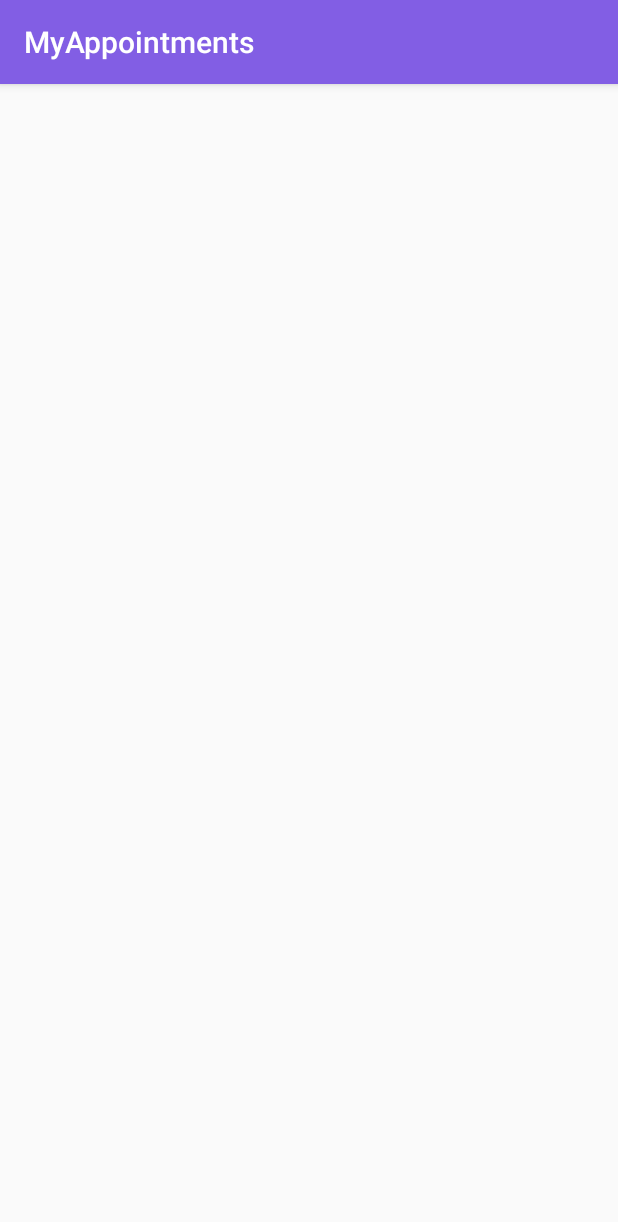
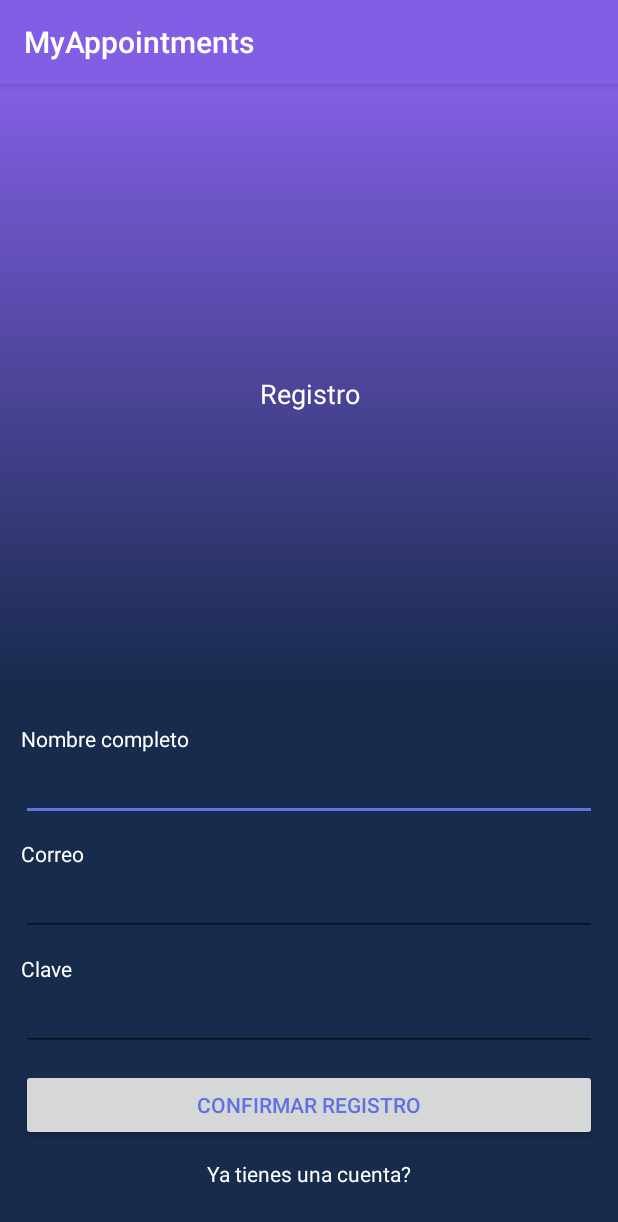
Before and after one commit to lrdgz/MyAppointments, an Android app: the RegisterActivity screen opened directly, with no data from a screen before it, on a phone screen of 412 x 824 dp. Shown: the top 1222 px of the screen. Run offline under Robolectric (Android 15) with nearby library versions, the phone set to English and light mode, and no system bars.

Commit message:
Register View Desing add

```diff
--- a/app/src/main/java/com/developer/myappointments/MainActivity.kt
+++ b/app/src/main/java/com/developer/myappointments/MainActivity.kt
@@ -1,12 +1,23 @@
 package com.developer.myappointments
 
+import android.content.Intent
 import androidx.appcompat.app.AppCompatActivity
 import android.os.Bundle
+import android.widget.Toast
+import kotlinx.android.synthetic.main.activity_main.*
 
 class MainActivity : AppCompatActivity() {
 
     override fun onCreate(savedInstanceState: Bundle?) {
         super.onCreate(savedInstanceState)
         setContentView(R.layout.activity_main)
+
+        tvGoToRegister.setOnClickListener{
+            Toast.makeText(this, getString(R.string.please_fill_your_register_data), Toast.LENGTH_SHORT).show()
+
+            val intent = Intent(this, RegisterActivity::class.java)
+            startActivity(intent)
+
+        }
     }
 }
--- a/app/src/main/res/layout/activity_main.xml
+++ b/app/src/main/res/layout/activity_main.xml
@@ -35,7 +35,8 @@
         <EditText
             android:layout_width="match_parent"
             android:layout_height="wrap_content"
-            android:inputType="textEmailAddress" />
+            android:inputType="textEmailAddress"
+            android:textColor="@color/white" />
 
         <TextView
             android:layout_width="wrap_content"
@@ -47,7 +48,8 @@
         <EditText
             android:layout_width="match_parent"
             android:layout_height="wrap_content"
-            android:inputType="textPassword" />
+            android:inputType="textPassword"
+            android:textColor="@color/white" />
 
         <Button
             style="@style/TextAppearance.AppCompat.Widget.Button.Borderless.Colored"
@@ -57,6 +59,7 @@
             android:text="@string/btn_login" />
 
         <TextView
+            android:id="@+id/tvGoToRegister"
             android:layout_width="match_parent"
             android:layout_height="wrap_content"
             android:layout_marginTop="12dp"
--- a/app/src/main/res/layout/activity_register.xml
+++ b/app/src/main/res/layout/activity_register.xml
@@ -1,9 +1,85 @@
 <?xml version="1.0" encoding="utf-8"?>
-<androidx.constraintlayout.widget.ConstraintLayout xmlns:android="http://schemas.android.com/apk/res/android"
-    xmlns:app="http://schemas.android.com/apk/res-auto"
+<LinearLayout xmlns:android="http://schemas.android.com/apk/res/android"
     xmlns:tools="http://schemas.android.com/tools"
     android:layout_width="match_parent"
     android:layout_height="match_parent"
+    android:orientation="vertical"
     tools:context=".RegisterActivity">
 
-</androidx.constraintlayout.widget.ConstraintLayout>
+    <TextView
+        android:layout_width="match_parent"
+        android:layout_height="0dp"
+        android:layout_weight="1"
+        android:background="@drawable/db_gradient"
+        android:gravity="center"
+        android:paddingTop="12dp"
+        android:text="@string/label_register"
+        android:textAppearance="@style/TextAppearance.AppCompat.Medium"
+        android:textColor="@color/white" />
+
+
+    <LinearLayout
+        android:layout_width="match_parent"
+        android:layout_height="wrap_content"
+        android:background="@color/colorPrimaryDark"
+        android:orientation="vertical"
+        android:padding="14dp">
+
+        <TextView
+            android:layout_width="wrap_content"
+            android:layout_height="wrap_content"
+            android:layout_marginTop="12dp"
+            android:text="@string/label_name"
+            android:textColor="@color/white" />
+
+        <EditText
+            android:layout_width="match_parent"
+            android:layout_height="wrap_content"
+            android:inputType="textPersonName"
+            android:textColor="@color/white" />
+
+        <TextView
+            android:layout_width="wrap_content"
+            android:layout_height="wrap_content"
+            android:layout_marginTop="12dp"
+            android:text="@string/label_email"
+            android:textColor="@color/white" />
+
+        <EditText
+            android:layout_width="match_parent"
+            android:layout_height="wrap_content"
+            android:inputType="textEmailAddress"
+            android:textColor="@color/white" />
+
+        <TextView
+            android:layout_width="wrap_content"
+            android:layout_height="wrap_content"
+            android:layout_marginTop="12dp"
+            android:text="@string/label_password"
+            android:textColor="@color/white" />
+
+        <EditText
+            android:layout_width="match_parent"
+            android:layout_height="wrap_content"
+            android:inputType="textPassword"
+            android:textColor="@color/white" />
+
+        <Button
+            style="@style/TextAppearance.AppCompat.Widget.Button.Borderless.Colored"
+            android:layout_width="match_parent"
+            android:layout_height="wrap_content"
+            android:layout_marginTop="12dp"
+            android:text="@string/btn_register" />
+
+        <TextView
+            android:id="@+id/tvGoToView"
+            android:layout_width="match_parent"
+            android:layout_height="wrap_content"
+            android:layout_marginTop="12dp"
+            android:layout_marginBottom="18dp"
+            android:gravity="center"
+            android:text="@string/label_go_to_login"
+            android:textColor="@color/white" />
+
+    </LinearLayout>
+</LinearLayout>
--- a/app/src/main/res/values/strings.xml
+++ b/app/src/main/res/values/strings.xml
@@ -1,8 +1,13 @@
 <resources>
     <string name="app_name">MyAppointments</string>
     <string name="label_login">Inicio de session</string>
-    <string name="label_email">E-mail</string>
-    <string name="label_password">Password</string>
+    <string name="label_email">Correo</string>
+    <string name="label_password">Clave</string>
     <string name="btn_login">Ingresar</string>
     <string name="label_go_to_register">Aun no te has registrado?</string>
+    <string name="label_register">Registro</string>
+    <string name="label_name">Nombre completo</string>
+    <string name="btn_register">Confirmar registro</string>
+    <string name="label_go_to_login">Ya tienes una cuenta?</string>
+    <string name="please_fill_your_register_data">Por favor completa tus datos</string>
 </resources>
```
